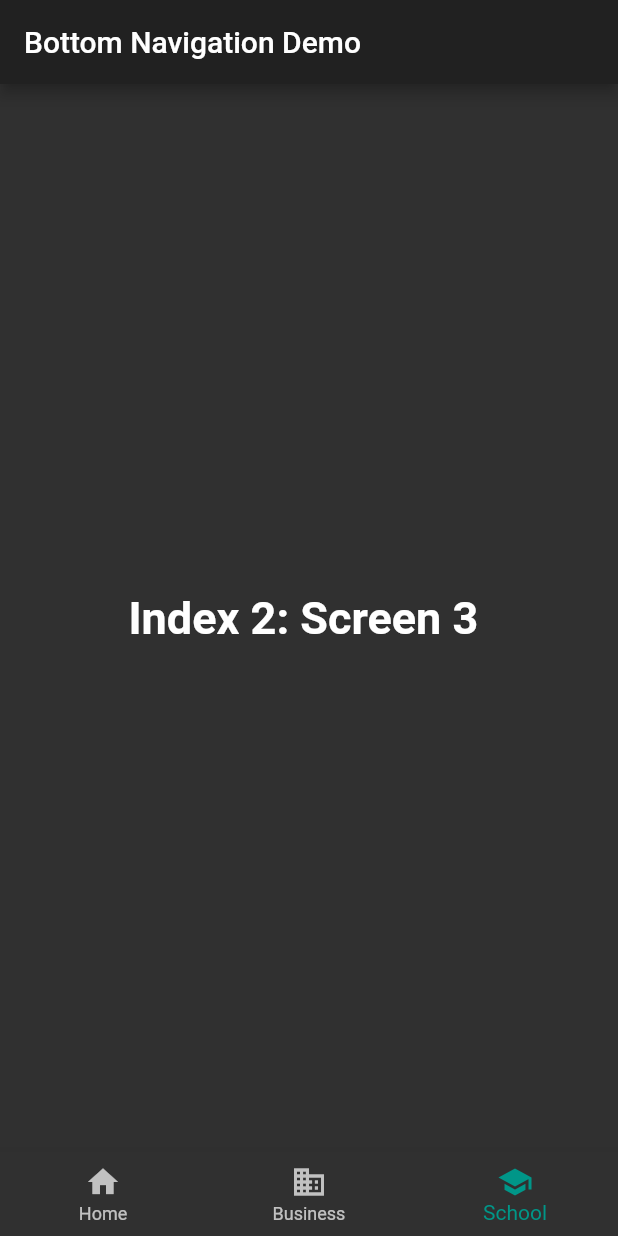
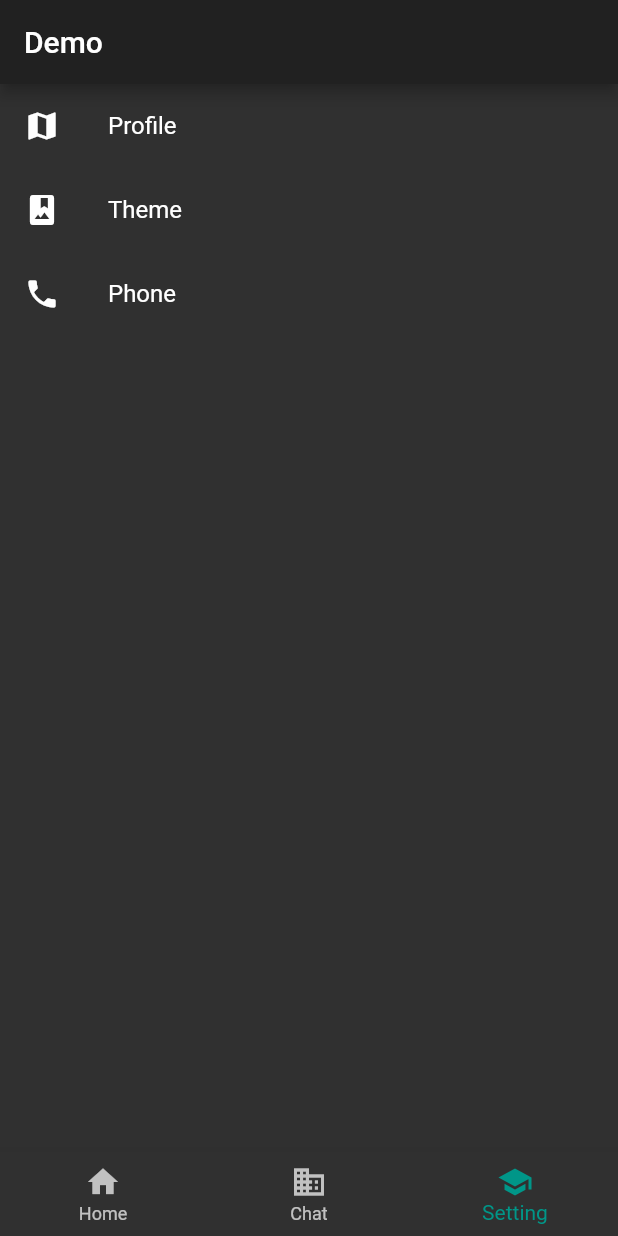
Before and after one commit to Yan-MX/navigationdemo, a Flutter app: the screen it shows after launch, item 3 of the bottom bar chosen, on a phone screen of 412 x 824 dp. Run offline on Flutter 3.47's test engine with Material 2 defaults, Android fonts, the light colour scheme and no system bars; network calls fail.

Commit message:
chatList+basic setting items

```diff
--- a/lib/main.dart
+++ b/lib/main.dart
@@ -1,7 +1,8 @@
 /// Flutter code sample for BottomNavigationBar
 
-
 import 'package:flutter/material.dart';
+import 'settings_screen.dart';
+import 'chat_screen.dart';
 
 void main() => runApp(const MyApp());
 
@@ -13,8 +14,9 @@ class MyApp extends StatelessWidget {
 
   @override
   Widget build(BuildContext context) {
-    return  MaterialApp(
+    return MaterialApp(
       title: _title,
+      debugShowCheckedModeBanner: false,
       home: const MyStatefulWidget(),
       theme: ThemeData.dark(),
     );
@@ -33,20 +35,14 @@ class MyStatefulWidget extends StatefulWidget {
 class _MyStatefulWidgetState extends State<MyStatefulWidget> {
   int _selectedIndex = 0;
   static const TextStyle optionStyle =
-  TextStyle(fontSize: 30, fontWeight: FontWeight.bold);
+      TextStyle(fontSize: 30, fontWeight: FontWeight.bold);
   static const List<Widget> _widgetOptions = <Widget>[
     Text(
       'Index 0: Screen 1 ',
       style: optionStyle,
     ),
-    Text(
-      'Index 1: Screen 2 ',
-      style: optionStyle,
-    ),
-    Text(
-      'Index 2: Screen 3 ',
-      style: optionStyle,
-    ),
+    ChatList(),
+    SettingScreen(),
   ];
 
   void _onItemTapped(int index) {
@@ -59,13 +55,11 @@ class _MyStatefulWidgetState extends State<MyStatefulWidget> {
   Widget build(BuildContext context) {
     return Scaffold(
       appBar: AppBar(
-        title: const Text('Bottom Navigation Demo'),
+        title: const Text('Demo'),
       ),
       body: Center(
         child: _widgetOptions.elementAt(_selectedIndex),
       ),
-
-
       bottomNavigationBar: BottomNavigationBar(
         items: const <BottomNavigationBarItem>[
           BottomNavigationBarItem(
@@ -74,11 +68,11 @@ class _MyStatefulWidgetState extends State<MyStatefulWidget> {
           ),
           BottomNavigationBarItem(
             icon: Icon(Icons.business),
-            label: 'Business',
+            label: 'Chat',
           ),
           BottomNavigationBarItem(
             icon: Icon(Icons.school),
-            label: 'School',
+            label: 'Setting',
           ),
         ],
         currentIndex: _selectedIndex,
--- /dev/null
+++ b/lib/settings_screen.dart
@@ -0,0 +1,39 @@
+import 'package:flutter/cupertino.dart';
+import 'package:flutter/material.dart';
+
+class SettingScreen extends StatefulWidget {
+  const SettingScreen({Key? key}) : super(key: key);
+
+  @override
+  _SettingScreenState createState() => _SettingScreenState();
+}
+
+class _SettingScreenState extends State<SettingScreen> {
+  @override
+  Widget build(BuildContext context) {
+    return Scaffold(
+        body: _settingLists(),);
+  }
+
+  Widget _settingLists() {
+    return ListView(
+      children: const <Widget>[
+        ListTile(
+          leading: Icon(Icons.map),
+          title: Text('Profile'),
+        ),
+        ListTile(
+          leading: Icon(Icons.photo_album),
+          title: Text('Theme'),
+        ),
+        ListTile(
+          leading: Icon(Icons.phone),
+          title: Text('Phone'),
+        ),
+      ],
+    );
+
+  }
+
+
+}
--- a/pubspec.yaml
+++ b/pubspec.yaml
@@ -34,9 +34,7 @@ dependencies:
   # The following adds the Cupertino Icons font to your application.
   # Use with the CupertinoIcons class for iOS style icons.
   cupertino_icons: ^1.0.2
-  animations:
-  build_runner:
-  flutter_gen_runner:
+
 
 
 dev_dependencies:
```
Also changed, not shown: lib/chat_item.dart (added, +56 -0 lines), lib/chat_screen.dart (added, +23 -0 lines), pubspec.lock.
